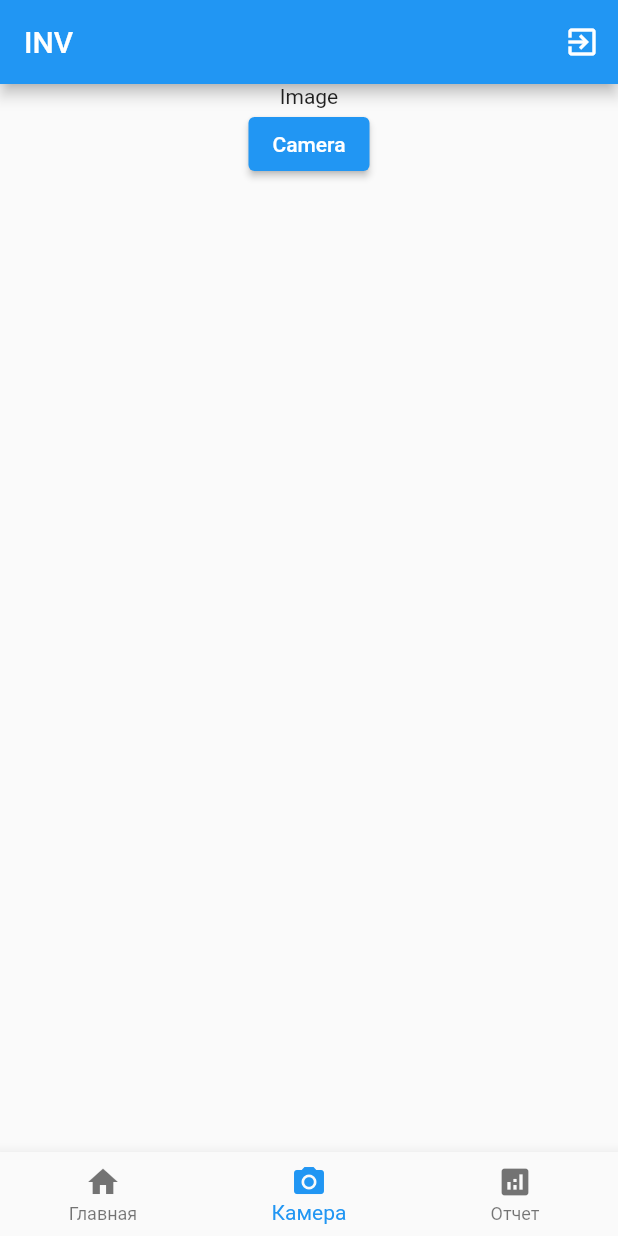
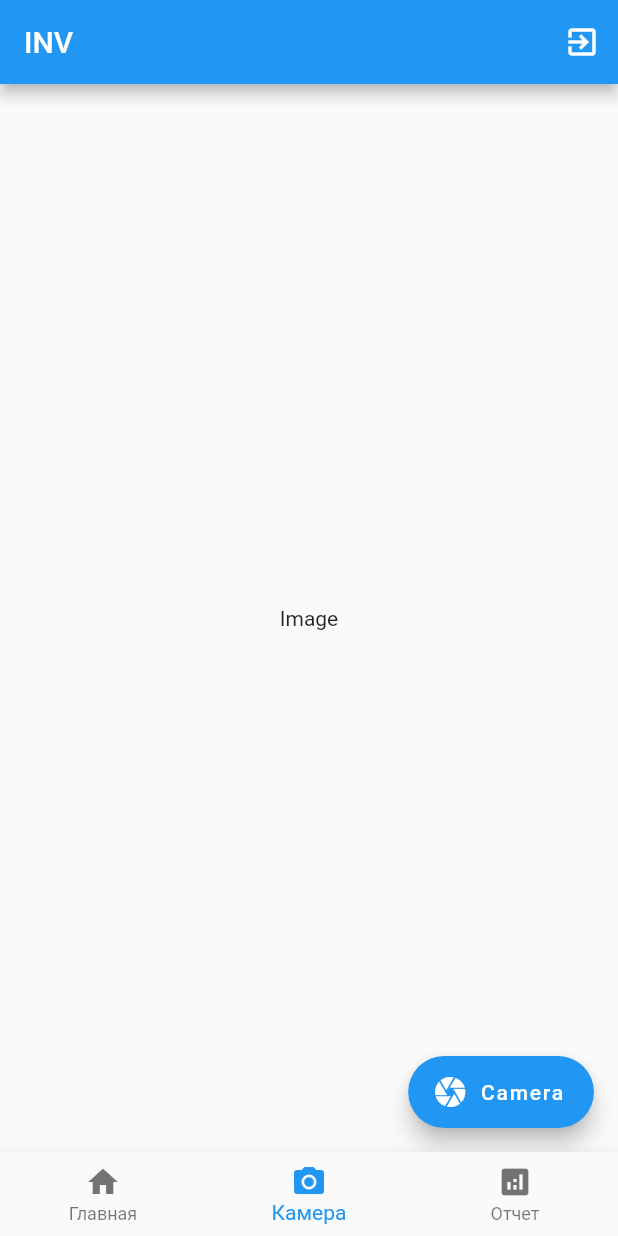
Before and after one commit to Nairaceorex/mob_cli_for_coll_inv_num, a Flutter app: the screen it shows after launch, item 2 of the bottom bar chosen, on a phone screen of 412 x 824 dp. Run offline on Flutter 3.47's test engine with Material 2 defaults, Android fonts, the phone set to English and light mode, and no system bars; our stand-ins replace image_picker.

Commit message:
update button in CameraPage

```diff
--- a/lib/Pages/CameraPage.dart
+++ b/lib/Pages/CameraPage.dart
@@ -1,6 +1,7 @@
 
 import 'dart:io';
 
+import 'package:flutter/cupertino.dart';
 import 'package:flutter/material.dart';
 import 'package:image_picker/image_picker.dart';
 
@@ -26,10 +27,7 @@ class _CameraPageState extends State<CameraPage>{
   Widget build(BuildContext context) {
 
     return Scaffold(
-      body: Container(
-        child: Column(
-          children: [
-            Center(
+      body: Center(
         child: _image == null
             ? Text('Image')
             : Image.file(
@@ -38,13 +36,29 @@ class _CameraPageState extends State<CameraPage>{
           width: 400,
         ),
       ),
+        floatingActionButton: Row(
+          mainAxisAlignment: MainAxisAlignment.end,
+          children: <Widget>[
+            FloatingActionButton.extended(
+                onPressed: () => _openCamera(ImageSource.camera),
+                heroTag: UniqueKey(),
+                label: Text('Camera'),
+                icon: Icon(Icons.camera),
+
+            ),
+
+          ],
+        ),
+        /*Row(
+          mainAxisAlignment: MainAxisAlignment.end,
+          children: <Widget>[
             ElevatedButton(
                 onPressed: () => _openCamera(ImageSource.camera),
-                child: Text('Camera'))
+                child: Text('Camera')),
           ],
-        ),
-      ),
+        ),*/
+      );
 
-    );
+
   }
 }
```
Lines whose indentation alone changed are shown as unchanged.
